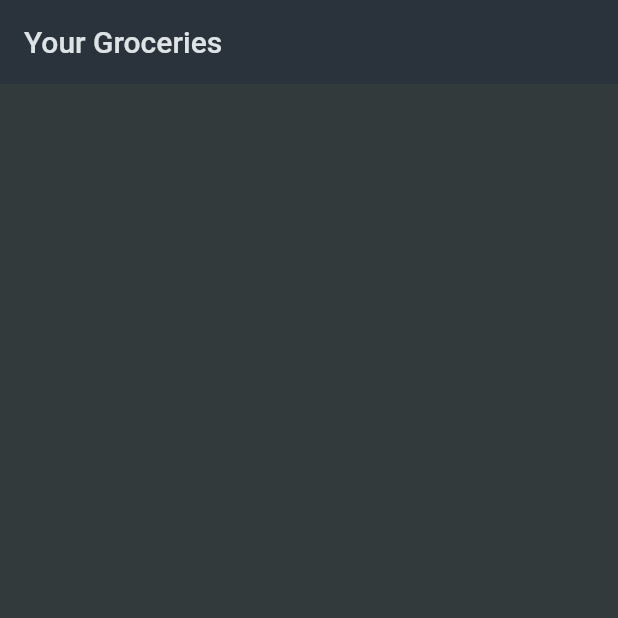
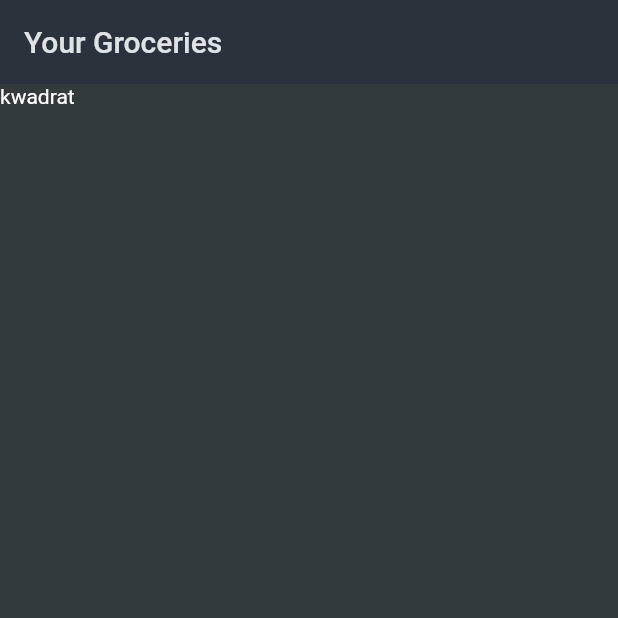
Before and after one commit to gustawx/shopping_list, a Flutter app: the screen it shows after launch, on a phone screen of 412 x 824 dp, the top half of it. Run offline on Flutter 3.47's test engine with Material 2 defaults, Android fonts, the phone set to English and light mode, and no system bars; our stand-ins replace flutter_riverpod.

Commit message:
refactor(dummy_items.dart): remove unused import 'package:flutter/material.dart' to clean up code feat(tabs.dart): add activePage variable with ListView widget to display active page content in the body of the Scaffold widget

```diff
--- a/lib/data/dummy_items.dart
+++ b/lib/data/dummy_items.dart
@@ -1,7 +1,6 @@
-import 'package:flutter/material.dart';
+import 'package:shopping_list/data/categories.dart';
 import 'package:shopping_list/models/category.dart';
 import 'package:shopping_list/models/grocery_item.dart';
-import 'package:shopping_list/data/categories.dart';
 
 final groceryItems = [
   GroceryItem(
--- a/lib/screens/tabs.dart
+++ b/lib/screens/tabs.dart
@@ -11,10 +11,21 @@ class TabsScreen extends ConsumerStatefulWidget {
 }
 
 class _TabsScreenState extends ConsumerState<TabsScreen> {
+  var activePage = ListView(children: [
+    Row(
+      children: [
+        Column(
+          children: [Text("kwadrat")],
+        )
+      ],
+    ),
+  ]);
+
   @override
   Widget build(BuildContext context) {
     return Scaffold(
       appBar: AppBar(title: const Text("Your Groceries")),
+      body: activePage,
     );
   }
 }
```
